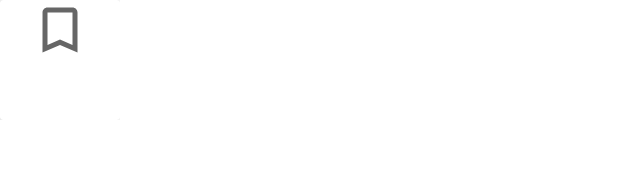
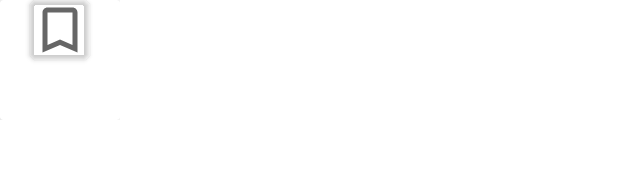
Before and after one commit to anandiiitbh/Lets_Go, an Android app: the layout bookmark_item.xml on its own in the app's theme, with its tools: preview values and no code run, on a phone screen of 412 x 824 dp. Shown: the top 190 px of the screen. Run offline under Robolectric (Android 15) with nearby library versions, the phone set to English and light mode, and no system bars.

Commit message:
coloured bookmarks

```diff
--- a/app/src/main/res/layout/bookmark_item.xml
+++ b/app/src/main/res/layout/bookmark_item.xml
@@ -17,13 +17,21 @@
             android:layout_height="80dp"
             android:orientation="vertical">
 
-            <ImageView
-                android:layout_weight="1"
+            <androidx.cardview.widget.CardView
                 android:id="@+id/imageView6"
-                android:layout_width="match_parent"
-                android:layout_height="match_parent"
-                app:srcCompat="@drawable/ic_baseline_bookmark_border_24" />
+                android:layout_width="40dp"
+                android:layout_height="40dp"
+                android:layout_gravity="center"
+                android:padding="0dp"
+                app:cardBackgroundColor="#00ED0000"
+                app:cardCornerRadius="5dp">
 
+                <ImageView
+                    android:layout_width="match_parent"
+                    android:layout_height="match_parent"
+                    android:layout_weight="1"
+                    app:srcCompat="@drawable/ic_baseline_bookmark_border_24" />
+            </androidx.cardview.widget.CardView>
             <TextView
                 android:id="@+id/bookmarkName"
                 android:layout_width="match_parent"
```
Also changed, not shown: app/src/main/java/com/sathya/mobileotpauth/helper/HorizontalBookmarkAdapter.java (+8 -6 lines).
